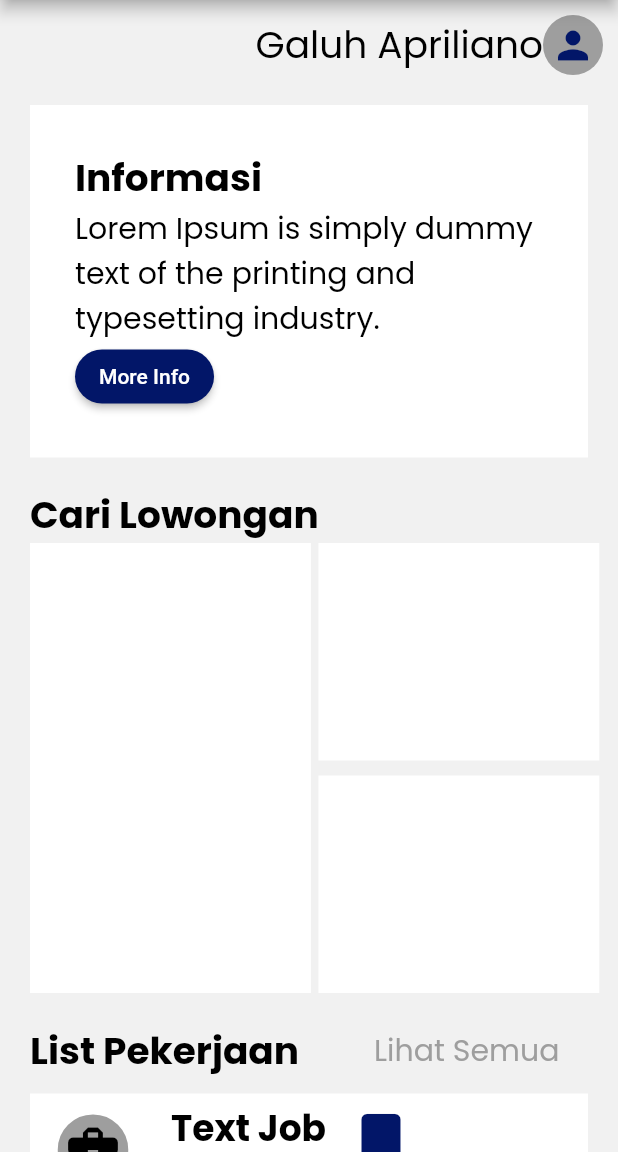
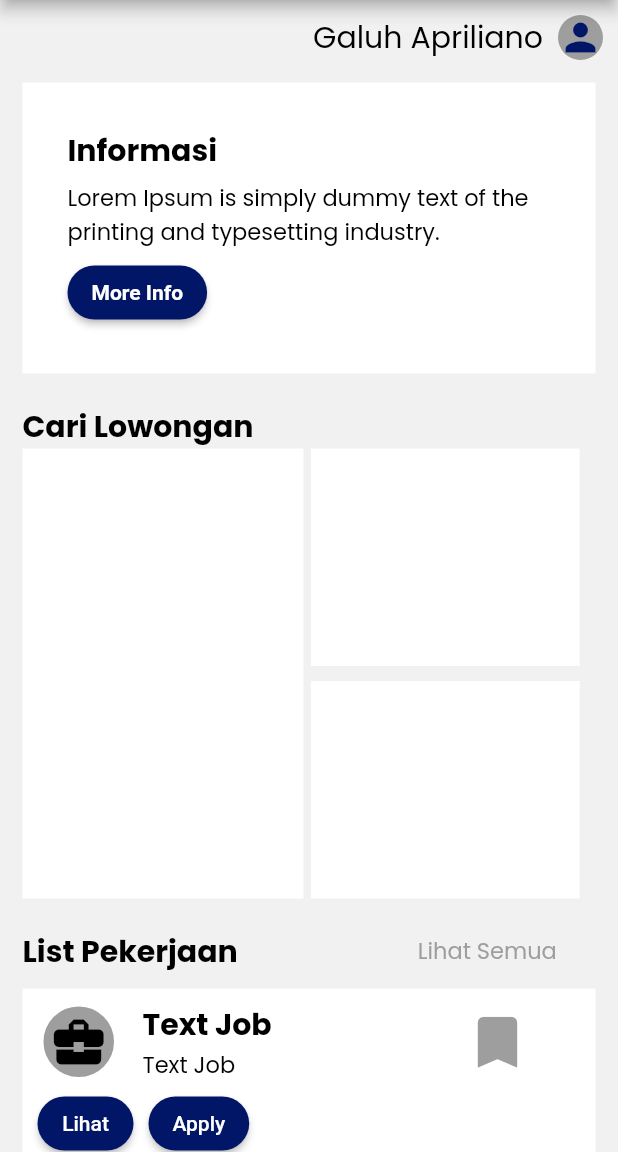
Before and after one commit to ardianhilmip35/coba_mobile_go_job, a Flutter app: the Dashboard screen opened directly, on a phone screen of 412 x 824 dp, the part 84-1236 px from its top. Run offline on Flutter 3.47's test engine with Material 2 defaults, Android fonts, the phone set to English and light mode, and no system bars; our stand-ins replace google_fonts.

Commit message:
galuh commit

```diff
--- a/lib/main.dart
+++ b/lib/main.dart
@@ -30,6 +30,7 @@ class MyBottomBar extends StatefulWidget {
 
   @override
   State<MyBottomBar> createState() => _MyBottomBarState();
+
 }
 
 class _MyBottomBarState extends State<MyBottomBar> {
@@ -37,7 +38,7 @@ class _MyBottomBarState extends State<MyBottomBar> {
   final List<Widget> _children = [
     Login(),
     Register(),
-    SimpanLowongan(),
+    Dashboard(),
     Profil(),
 
   ];
--- a/lib/pages/dashboard.dart
+++ b/lib/pages/dashboard.dart
@@ -10,6 +10,7 @@ class Dashboard extends StatefulWidget {
 }
 
 class _DashboardState extends State<Dashboard> {
+  Color _iconColor = Colors.grey;
   @override
   Widget build(BuildContext context) {
     return Scaffold(
@@ -37,12 +38,13 @@ class _DashboardState extends State<Dashboard> {
                             "Galuh Apriliano",
                             textAlign: TextAlign.end,
                             style: GoogleFonts.poppins(
-                            fontSize: 25, color: Colors.black),
+                                fontSize: 20, color: Colors.black),
                           ),
+                          Padding(padding: EdgeInsets.only(left: 10)),
                           Container(
                             //Container Foto Profil
-                        width: 40,
-                        height: 40,
+                            width: 30,
+                            height: 30,
                             decoration: BoxDecoration(
                               color: Colors.grey,
                               shape: BoxShape.circle,
@@ -59,7 +61,7 @@ class _DashboardState extends State<Dashboard> {
                     ]),
               ),
               Container(
-                padding: EdgeInsets.all(10),
+                padding: EdgeInsets.all(5),
                 color: secondarycolor,
                 child: Column(
                   crossAxisAlignment: CrossAxisAlignment.start,
@@ -76,17 +78,22 @@ class _DashboardState extends State<Dashboard> {
                               "Informasi",
                               style: GoogleFonts.poppins(
                                   fontWeight: FontWeight.bold,
-                                  fontSize: 25,
+                                  fontSize: 20,
                                   color: Colors.black),
                             ),
+                            Padding(padding: EdgeInsets.only(bottom: 5)),
                             Text(
                               "Lorem Ipsum is simply dummy text of the printing and typesetting industry. ",
                               style: GoogleFonts.poppins(
-                                  fontSize: 20, color: Colors.black),
+                                  fontSize: 15, color: Colors.black),
                             ),
+                            Padding(padding: EdgeInsets.only(bottom: 5)),
                             ElevatedButton(
                               onPressed: () {},
-                              child: Text('More Info'),
+                              child: Text(
+                                'More Info',
+                                style: TextStyle(fontWeight: FontWeight.bold),
+                              ),
                               style: ElevatedButton.styleFrom(
                                   primary: primarycolor,
                                   shape: StadiumBorder()),
@@ -103,7 +110,7 @@ class _DashboardState extends State<Dashboard> {
                             "Cari Lowongan",
                             style: GoogleFonts.poppins(
                                 fontWeight: FontWeight.bold,
-                                fontSize: 25,
+                                fontSize: 20,
                                 color: Colors.black),
                           ),
                           Container(
@@ -120,14 +127,14 @@ class _DashboardState extends State<Dashboard> {
                                 Padding(padding: EdgeInsets.only(left: 5)),
                                 Container(
                                   width:
-                                      MediaQuery.of(context).size.width / 2.2,
+                                      MediaQuery.of(context).size.width / 2.3,
                                   height: 300,
                                   child: Column(
                                     children: <Widget>[
                                       Container(
                                         width:
                                             MediaQuery.of(context).size.width /
-                                                2.2,
+                                                2.3,
                                         height: 145,
                                         decoration: BoxDecoration(
                                           color: Colors.white,
@@ -163,17 +170,19 @@ class _DashboardState extends State<Dashboard> {
                               "List Pekerjaan",
                               style: GoogleFonts.poppins(
                                   fontWeight: FontWeight.bold,
-                                  fontSize: 25,
+                                  fontSize: 20,
                                   color: Colors.black),
                             ),
                           ),
-                          Padding(padding: EdgeInsets.only(right: 50)),
+                          SizedBox(
+                            width: 120,
+                          ),
                           Container(
                             child: Text(
                               "Lihat Semua",
                               textAlign: TextAlign.end,
                               style: GoogleFonts.poppins(
-                                  fontSize: 20, color: Colors.grey),
+                                  fontSize: 15, color: Colors.grey),
                             ),
                           ),
                         ],
@@ -182,16 +191,18 @@ class _DashboardState extends State<Dashboard> {
                     Column(
                       children: <Widget>[
                         Container(
+                          width: double.infinity,
                           margin: EdgeInsets.only(left: 10, right: 10),
+                          padding: EdgeInsets.only(left: 10, right: 10, top: 5),
                           height: 120,
                           decoration: BoxDecoration(
                             color: Colors.white,
                           ),
-                          child: Row(
+                          child: Container(
+                            child: Column(
                               children: <Widget>[
                                 Container(
-                                margin: EdgeInsets.only(top: 10, left: 10),
-                                child: Column(
+                                  child: Row(
                                     children: <Widget>[
                                       Container(
                                         width: 55,
@@ -208,156 +219,74 @@ class _DashboardState extends State<Dashboard> {
                                           size: 40,
                                         ),
                                       ),
-                                    Padding(padding: EdgeInsets.only(top: 2)),
+                                      SizedBox(
+                                        width: 15,
+                                      ),
+                                      Container(
+                                        child: Column(
+                                          crossAxisAlignment:
+                                              CrossAxisAlignment.start,
+                                          children: <Widget>[
+                                            Text(
+                                              "Text Job",
+                                              style: GoogleFonts.poppins(
+                                                  fontWeight: FontWeight.bold,
+                                                  fontSize: 20,
+                                                  color: Colors.black),
+                                            ),
+                                            Text(
+                                              "Text Job",
+                                              style: GoogleFonts.poppins(
+                                                  fontSize: 15,
+                                                  color: Colors.black),
+                                            ),
+                                          ],
+                                        ),
+                                      ),
+                                      SizedBox(
+                                        width: 120,
+                                      ),
+                                      IconButton(
+                                          iconSize: 45,
+                                          color: _iconColor,
+                                          onPressed: () {
+                                            setState(() {
+                                              if (_iconColor == Colors.grey) {
+                                                _iconColor = primarycolor;
+                                              } else {
+                                                _iconColor = Colors.grey;
+                                              }
+                                            });
+                                          },
+                                          icon: Icon(Icons.bookmark)),
+                                    ],
+                                  ),
+                                ),
+                                Container(
+                                  child: Row(
+                                    children: <Widget>[
                                       ElevatedButton(
                                         onPressed: () {},
                                         child: Text('Lihat'),
                                         style: ElevatedButton.styleFrom(
                                             primary: primarycolor,
                                             shape: StadiumBorder()),
-                                    )
-                                  ],
                                       ),
+                                      SizedBox(
+                                        width: 10,
                                       ),
-                              Container(
-                                margin: EdgeInsets.only(left: 20),
-                                child: Column(
-                                  mainAxisAlignment: MainAxisAlignment.center,
-                                  crossAxisAlignment: CrossAxisAlignment.start,
-                                  children: <Widget>[
-                                    Text(
-                                      "Text Job",
-                                      style: GoogleFonts.poppins(
-                                          fontWeight: FontWeight.bold,
-                                          fontSize: 24,
-                                          color: Colors.black),
-                                    ),
-                                    Text(
-                                      "Text Job",
-                                      style: GoogleFonts.poppins(
-                                          fontSize: 17, color: Colors.black),
-                                    ),
-                                    ElevatedButton(
-                                      onPressed: () {},
-                                      child: Text('Lihat'),
-                                      style: ElevatedButton.styleFrom(
-                                          primary: primarycolor,
-                                          shape: StadiumBorder()),
-                                    )
-                                  ],
-                                ),
-                              ),
-                              Container(
-                                child: Column(
-                                  crossAxisAlignment: CrossAxisAlignment.end,
-                                  children: [
-                                    IconButton(
-                                        iconSize: 45,
-                                        color: primarycolor,
-                                        onPressed: () {},
-                                        icon: Icon(Icons.bookmark)),
-                                    Padding(padding: EdgeInsets.only(top: 6)),
                                       ElevatedButton(
                                         onPressed: () {},
                                         child: Text('Apply'),
                                         style: ElevatedButton.styleFrom(
                                             primary: primarycolor,
                                             shape: StadiumBorder()),
+                                      ),
+                                    ],
+                                  ),
                                 )
                               ],
                             ),
-                              ),
-                            ],
-                          ),
-                        ),
-                        Padding(padding: EdgeInsets.only(top: 20)),
-                        Container(
-                          margin: EdgeInsets.only(left: 10, right: 10),
-                          height: 120,
-                          decoration: BoxDecoration(
-                            color: Colors.white,
-                          ),
-                          child: Row(
-                            children: <Widget>[
-                              Container(
-                                margin: EdgeInsets.only(top: 10, left: 10),
-                                child: Column(
-                                  children: <Widget>[
-                                    Container(
-                                      width: 55,
-                                      height: 55,
-                                      decoration: BoxDecoration(
-                                        color: Colors.grey,
-                                        border: Border.all(
-                                            color: Colors.white, width: 4),
-                                        shape: BoxShape.circle,
-                                      ),
-                                      child: Icon(
-                                        Icons.business_center,
-                                        color: Colors.black,
-                                        size: 40,
-                                      ),
-                                    ),
-                                    Padding(padding: EdgeInsets.only(top: 2)),
-                                    ElevatedButton(
-                                      onPressed: () {},
-                                      child: Text('Lihat'),
-                                      style: ElevatedButton.styleFrom(
-                                          primary: primarycolor,
-                                          shape: StadiumBorder()),
-                                    )
-                                  ],
-                                ),
-                              ),
-                              Container(
-                                margin: EdgeInsets.only(left: 20),
-                                child: Column(
-                                  mainAxisAlignment: MainAxisAlignment.center,
-                                  crossAxisAlignment: CrossAxisAlignment.start,
-                                  children: <Widget>[
-                                    Text(
-                                      "Text Job",
-                                      style: GoogleFonts.poppins(
-                                          fontWeight: FontWeight.bold,
-                                          fontSize: 24,
-                                          color: Colors.black),
-                                    ),
-                                    Text(
-                                      "Text Job",
-                                      style: GoogleFonts.poppins(
-                                          fontSize: 17, color: Colors.black),
-                                    ),
-                                    ElevatedButton(
-                                      onPressed: () {},
-                                      child: Text('Lihat'),
-                                      style: ElevatedButton.styleFrom(
-                                          primary: primarycolor,
-                                          shape: StadiumBorder()),
-                                    )
-                                  ],
-                                ),
-                              ),
-                              Container(
-                                child: Column(
-                                  crossAxisAlignment: CrossAxisAlignment.end,
-                                  children: [
-                                    IconButton(
-                                        iconSize: 45,
-                                        color: primarycolor,
-                                        onPressed: () {},
-                                        icon: Icon(Icons.bookmark)),
-                                    Padding(padding: EdgeInsets.only(top: 6)),
-                                    ElevatedButton(
-                                      onPressed: () {},
-                                      child: Text('Apply'),
-                                      style: ElevatedButton.styleFrom(
-                                          primary: primarycolor,
-                                          shape: StadiumBorder()),
-                                    )
-                                  ],
-                                ),
-                              ),
-                            ],
                           ),
                         ),
                       ],
@@ -367,7 +296,6 @@ class _DashboardState extends State<Dashboard> {
               ),
             ],
           ),
-        )
-      );
+        ));
   }
 }
```
Also changed, not shown: lib/pages/login.dart (+19 -7 lines), lib/pages/profil.dart (+52 -30 lines), lib/pages/register.dart (+18 -5 lines). Lines whose indentation alone changed are shown as unchanged.
